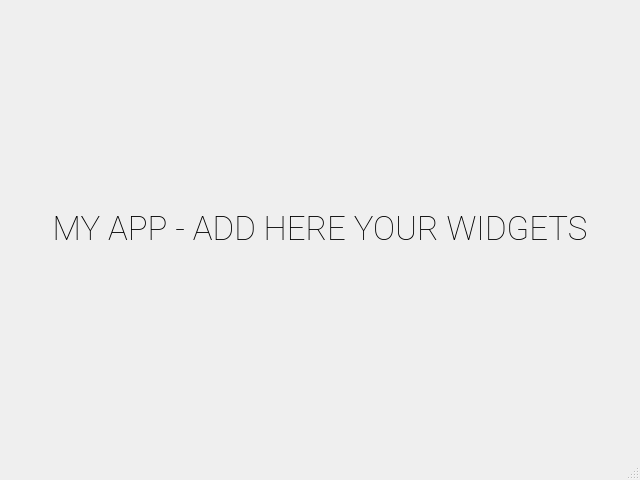
Qt form BalaBoxManager/main.ui (Michael16b/Balabox-Identification) before a commit.
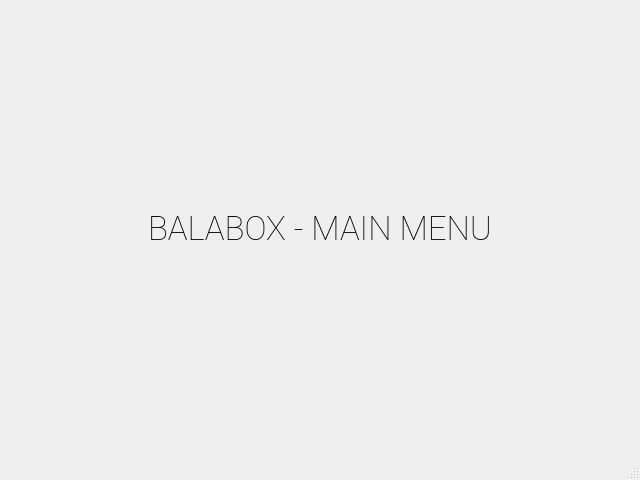
The same form after that commit.

Patch:
```diff
--- a/BalaBoxManager/main.ui
+++ b/BalaBoxManager/main.ui
@@ -24,7 +24,7 @@
        </font>
       </property>
       <property name="text">
-       <string>MY APP - ADD HERE YOUR WIDGETS</string>
+       <string>BALABOX - MAIN MENU</string>
       </property>
       <property name="alignment">
        <set>Qt::AlignCenter</set>
```
